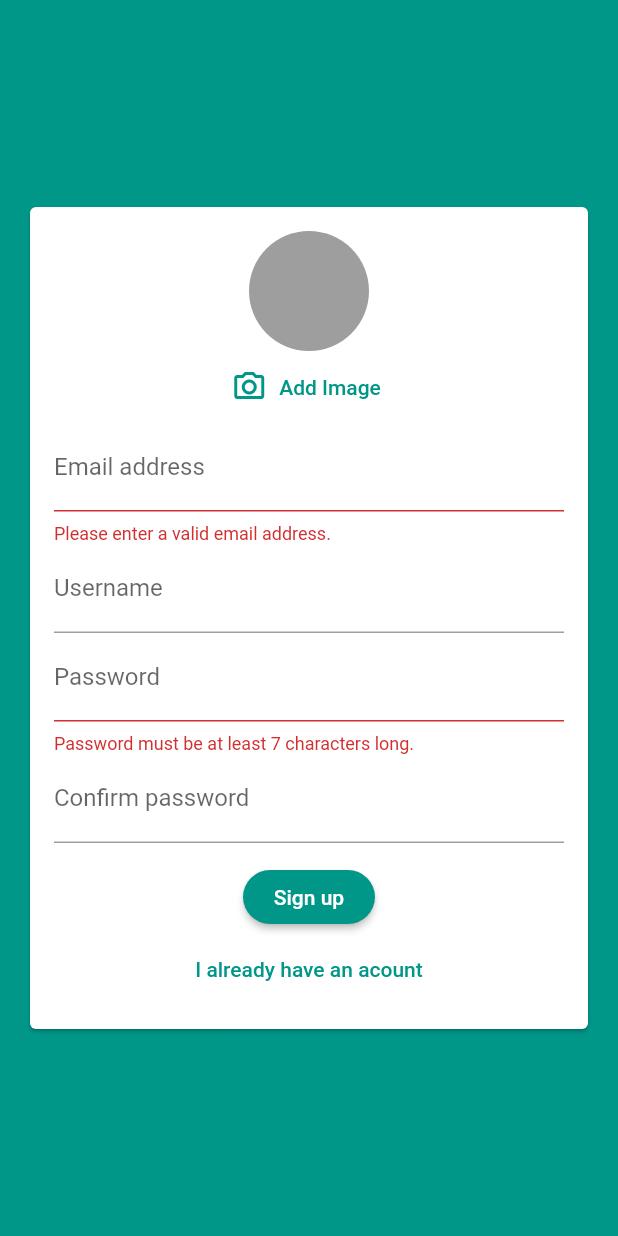
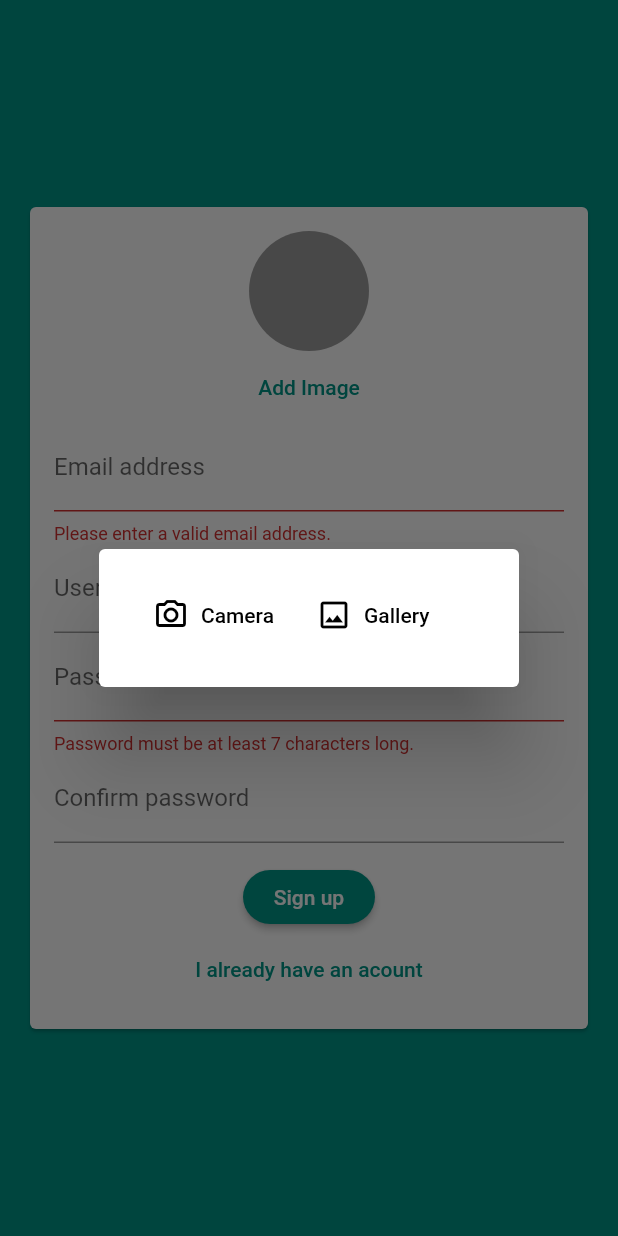
Before and after one commit to mb-s/Chatty, a Flutter app: the screen it shows after launch, after a tap on "Login", after a tap on "Create new account", after a tap on "Add Image", on a phone screen of 412 x 824 dp. Run offline on Flutter 3.47's test engine with Material 2 defaults, Android fonts, the phone set to English and light mode, and no system bars; our stand-ins replace cloud_firestore, firebase_auth, firebase_storage, image_picker; accounts and stored records are empty.

Commit message:
Add gallery option to image picker

```diff
--- a/lib/widgets/pickers/user_image_picker.dart
+++ b/lib/widgets/pickers/user_image_picker.dart
@@ -16,10 +16,13 @@ class UserImagePicker extends StatefulWidget {
 class _UserImagePickerState extends State<UserImagePicker> {
   File _pickedImage;
 
-  void _pickImage() async {
+  void _pickImage(bool sourceIsCam) async {
     final picker = ImagePicker();
+
+    Navigator.of(context).pop();
+
     final pickedImage = await picker.getImage(
-      source: ImageSource.camera,
+      source: sourceIsCam ? ImageSource.camera : ImageSource.gallery,
       imageQuality: 50,
       maxWidth: 150,
     );
@@ -28,6 +31,28 @@ class _UserImagePickerState extends State<UserImagePicker> {
       _pickedImage = pickedImageFile;
     });
     widget.imagePickFn(_pickedImage);
+  }
+
+  void _pickSource() {
+    showDialog(
+      context: context,
+      child: AlertDialog(
+        content: Row(
+          children: [
+            FlatButton.icon(
+              label: Text('Camera'),
+              icon: Icon(Icons.camera_alt_outlined),
+              onPressed: () => _pickImage(true),
+            ),
+            FlatButton.icon(
+              label: Text('Gallery'),
+              icon: Icon(Icons.image_outlined),
+              onPressed: () => _pickImage(false),
+            ),
+          ],
+        ),
+      ),
+    );
   }
 
   @override
@@ -44,11 +69,10 @@ class _UserImagePickerState extends State<UserImagePicker> {
                 ? FileImage(_pickedImage)
                 : NetworkImage(widget.originalImage),
           ),
-          FlatButton.icon(
+          FlatButton(
             textColor: Theme.of(context).primaryColor,
-            onPressed: _pickImage,
-            icon: Icon(Icons.camera_alt_outlined),
-            label: Text('Change Image'),
+            onPressed: _pickSource,
+            child: Text('Change Image'),
           ),
         ],
       );
@@ -62,11 +86,10 @@ class _UserImagePickerState extends State<UserImagePicker> {
               _pickedImage != null ? FileImage(_pickedImage) : null,
           backgroundColor: Colors.grey,
         ),
-        FlatButton.icon(
+        FlatButton(
           textColor: Theme.of(context).primaryColor,
-          onPressed: _pickImage,
-          icon: Icon(Icons.camera_alt_outlined),
-          label: Text('Add Image'),
+          onPressed: _pickSource,
+          child: Text('Add Image'),
         ),
       ],
     );
```
